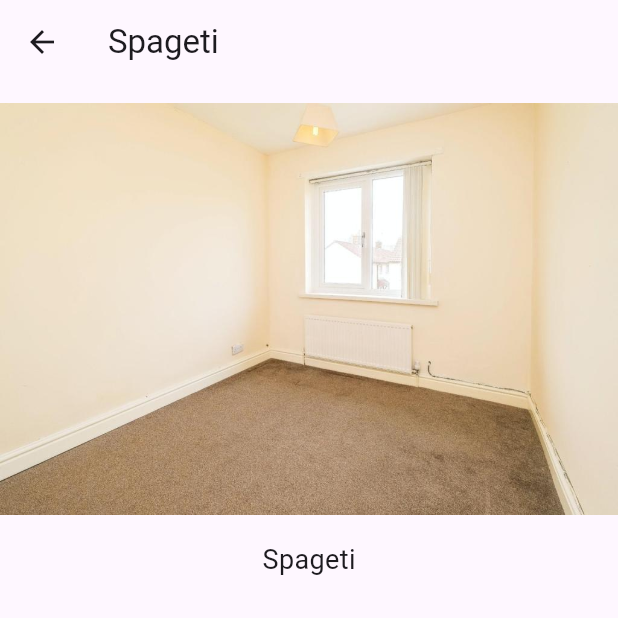
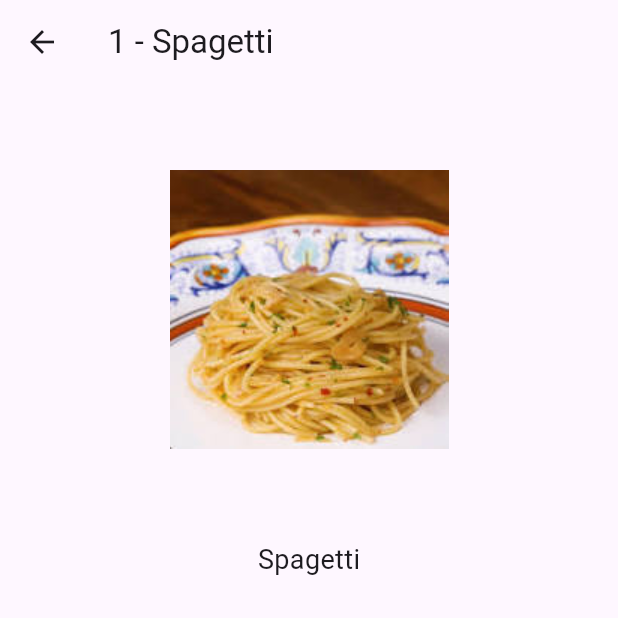
Before and after one commit to vasilijus/Recipe-App-Example, a Flutter app: the RecipeDetail screen opened directly with sample values from the repository, on a phone screen of 412 x 824 dp, the top half of it. Run offline on Flutter 3.47's test engine with Material 3 defaults, Android fonts, the phone set to English and light mode, and no system bars.

Commit message:
Add Item details / Update images to reflect recipes

```diff
--- a/lib/recipe.dart
+++ b/lib/recipe.dart
@@ -1,9 +1,11 @@
 class Recipe {
+	int id;
 	String label;
 	String imageUrl;
 	// TODO: add servings and ingridients here
 
 	Recipe(
+		this.id,
 		this.label,
 		this.imageUrl,
 	);
@@ -11,16 +13,29 @@ class Recipe {
 	// TODO: Add List<Recipe> here
 	static List<Recipe> samples = [
 		Recipe(
-			'Spageti',
+			1,
+			'Spagetti',
 			'assets/image1.jpeg',
 		),
 		Recipe(
+			2,
 			'Lasagna',
 			'assets/image2.jpeg',
 		),
 		Recipe(
+			3,
 			'Borsh',
 			'assets/image3.jpeg',
+		),
+		Recipe(
+			4,
+			'Pelmeni',
+			'assets/image4.jpeg',
+		),
+		Recipe(
+			5,
+			'Margarita Pizza',
+			'assets/image5.jpeg',
 		),
 	];
 }
--- a/lib/recipe_detail.dart
+++ b/lib/recipe_detail.dart
@@ -21,7 +21,7 @@ class _RecipeDetailState extends State<RecipeDetail> {
 	Widget build(BuildContext context) {
 		return Scaffold(
 			appBar: AppBar(
-				title: Text(widget.recipe.label),
+				title: Text(widget.recipe.id.toString()+' - '+widget.recipe.label),
 			),
 			body: SafeArea(
 				child: Column(
```
Also changed, not shown: assets/image1.jpeg, assets/image2.jpeg, assets/image3.jpeg, assets/image4.jpeg (added), assets/image5.jpeg (added).
